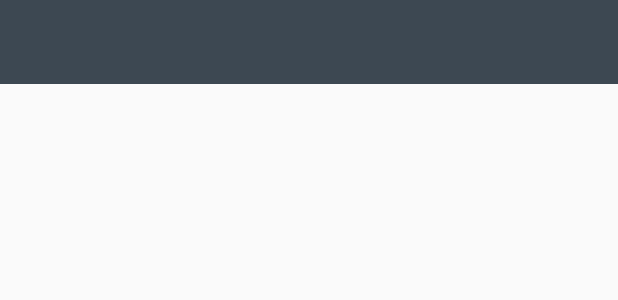
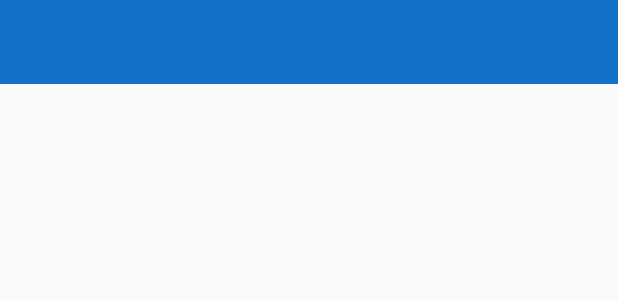
Before and after one commit to NIHAL-JAIN/news_whatsappsaver, an Android app: the layout app_bar_main.xml on its own in the app's theme, with its tools: preview values and no code run, on a phone screen of 412 x 824 dp. Shown: the top 300 px of the screen. Run offline under Robolectric (Android 15) with nearby library versions, the phone set to English and light mode, and no system bars.

Commit message:
primary colour changed to blue in value/colors.xml

```diff
--- a/app/src/main/res/values/colors.xml
+++ b/app/src/main/res/values/colors.xml
@@ -1,6 +1,6 @@
 <?xml version="1.0" encoding="utf-8"?>
 <resources>
-    <color name="colorPrimary">#3D4852</color>
+    <color name="colorPrimary">#1372C8</color>
     <color name="colorPrimaryDark">#3D4852</color>
     <color name="colorAccent">#313335</color>
     <color name="black_overlay">#66000000</color>
```
